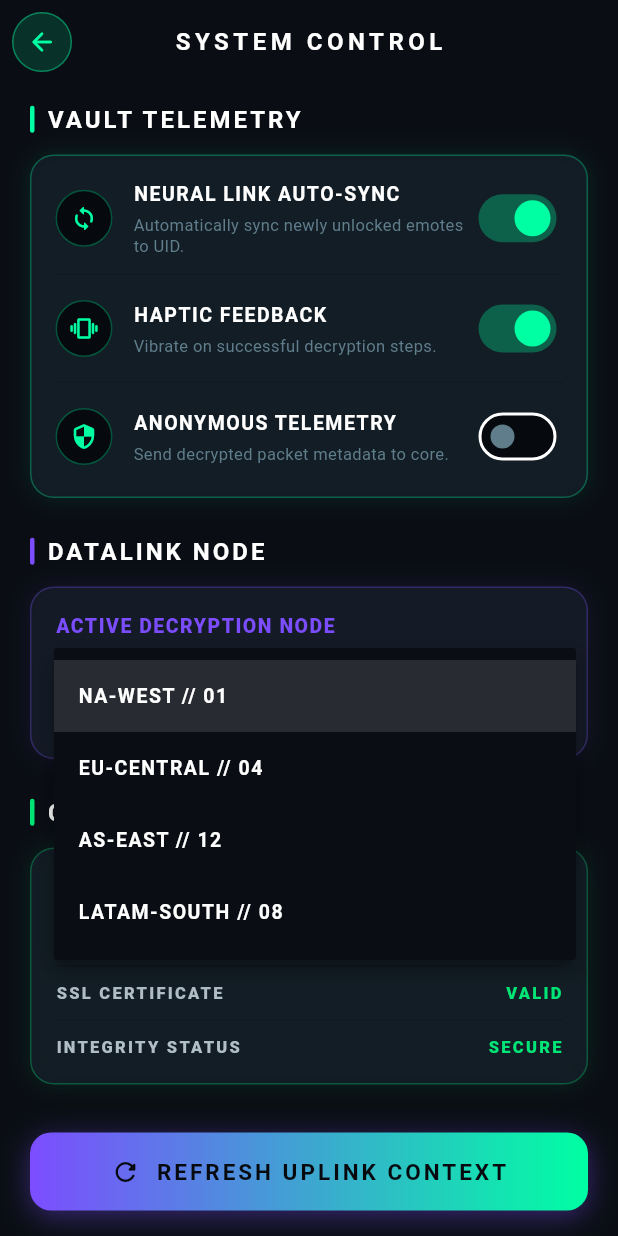
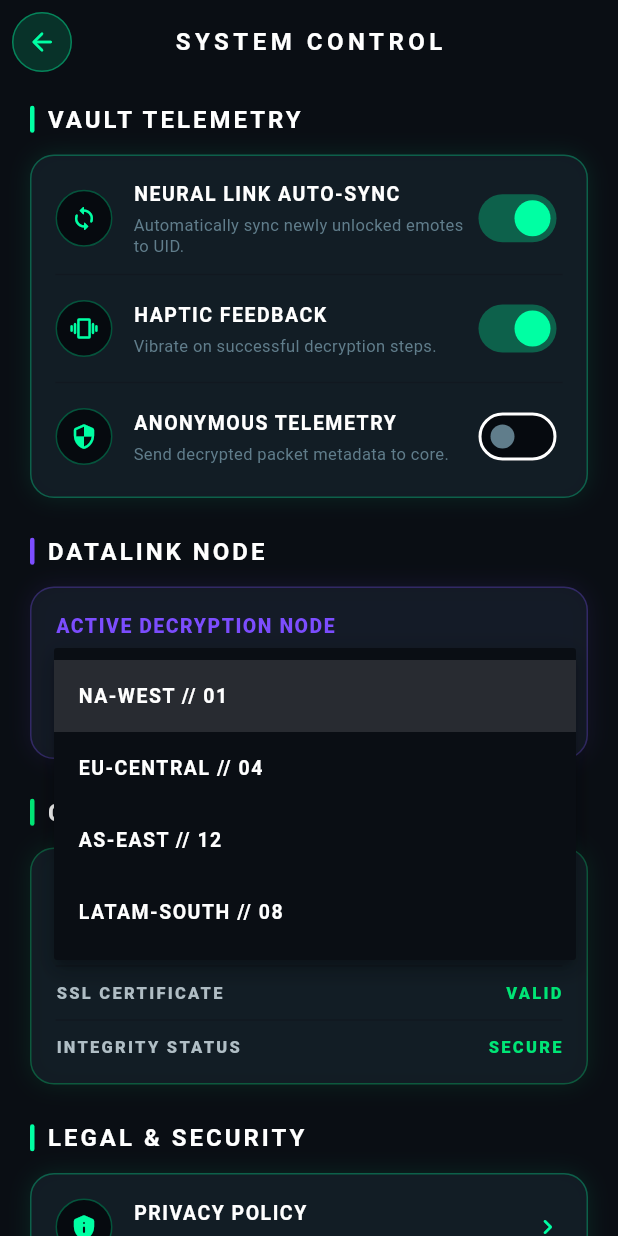
Before and after one commit to Harshil258/fffemotes, a Flutter app: the SettingsScreen screen opened directly, after a tap on "NA-WEST // 01", on a phone screen of 412 x 824 dp. Run offline on Flutter 3.47's test engine with Material 3 defaults, Android fonts, the phone set to English and light mode, and no system bars; our stand-ins replace firebase_core, firebase_remote_config, webview_flutter; missing offline and left inert: flutter_custom_tabs; accounts and stored records are empty.

Commit message:
feat: add privacy policy custom tabs and Remote Config integration

```diff
--- a/lib/ad_manager.dart
+++ b/lib/ad_manager.dart
@@ -26,6 +26,7 @@ class AdManager {
       await remoteConfig.setDefaults(const {
         'ad_interval': 3,
         'ad_link': 'www.google.com',
+        'privacy_policy_url': 'https://www.google.com',
       });
 
       // Fetch latest values from the cloud
@@ -65,6 +66,19 @@ class AdManager {
     return "www.google.com"; // Fallback default
   }
 
+  /// Get the privacy policy link/url
+  static String get privacyPolicyUrl {
+    if (_firebaseInitialized) {
+      try {
+        final val = FirebaseRemoteConfig.instance.getString('privacy_policy_url');
+        if (val.isNotEmpty) return val;
+      } catch (e) {
+        debugPrint("Error reading privacy_policy_url from Remote Config: $e");
+      }
+    }
+    return "https://www.google.com"; // Fallback default
+  }
+
   /// Increment click count and show ad screen if threshold reached.
   /// Executes [onProceed] immediately (if count < N) or after the user closes the ad.
   static void showAdWithCallback(BuildContext context, VoidCallback onProceed) {
--- a/lib/screens/settings_screen.dart
+++ b/lib/screens/settings_screen.dart
@@ -1,4 +1,5 @@
 import 'package:flutter/material.dart';
+import 'package:flutter_custom_tabs/flutter_custom_tabs.dart' as custom_tabs;
 import '../app_theme.dart';
 import '../widgets/glass_card.dart';
 import '../widgets/neon_button.dart';
@@ -232,6 +233,37 @@ class _SettingsScreenState extends State<SettingsScreen> {
                 ],
               ),
             ),
+            const SizedBox(height: 24),
+
+            // ── Section: LEGAL & SECURITY ──────────────────────────────────
+            Row(
+              children: [
+                Container(
+                  width: 3,
+                  height: 18,
+                  decoration: const BoxDecoration(
+                    color: AppColors.accentCyan,
+                    borderRadius: BorderRadius.all(Radius.circular(2)),
+                  ),
+                ),
+                const SizedBox(width: 8),
+                Text(
+                  'LEGAL & SECURITY',
+                  style: AppTextStyles.sectionTitle.copyWith(letterSpacing: 2),
+                ),
+              ],
+            ),
+            const SizedBox(height: 12),
+
+            GlassCard(
+              borderColor: AppColors.borderCyan.withValues(alpha: 0.3),
+              child: _buildActionTile(
+                title: 'PRIVACY POLICY',
+                subtitle: 'Review privacy policy and data collection rules.',
+                icon: Icons.privacy_tip_rounded,
+                onTap: () => _launchPrivacyPolicy(context),
+              ),
+            ),
             const SizedBox(height: 32),
 
             // ── Action: RESET SYSTEM ──────────────────────────────────────
@@ -359,4 +391,91 @@ class _SettingsScreenState extends State<SettingsScreen> {
       ],
     );
   }
+
+  void _launchPrivacyPolicy(BuildContext context) async {
+    final url = AdManager.privacyPolicyUrl;
+    try {
+      await custom_tabs.launchUrl(
+        Uri.parse(url),
+        customTabsOptions: custom_tabs.CustomTabsOptions(
+          colorSchemes: custom_tabs.CustomTabsColorSchemes.defaults(
+            toolbarColor: AppColors.bgDark,
+          ),
+          shareState: custom_tabs.CustomTabsShareState.on,
+          urlBarHidingEnabled: true,
+          showTitle: true,
+          closeButton: custom_tabs.CustomTabsCloseButton(
+            icon: custom_tabs.CustomTabsCloseButtonIcons.back,
+          ),
+        ),
+        safariVCOptions: custom_tabs.SafariViewControllerOptions(
+          preferredBarTintColor: AppColors.bgDark,
+          preferredControlTintColor: AppColors.accentCyan,
+          barCollapsingEnabled: true,
+          dismissButtonStyle: custom_tabs.SafariViewControllerDismissButtonStyle.close,
+        ),
+      );
+    } catch (e) {
+      debugPrint("Could not launch Privacy Policy: $e");
+    }
+  }
+
+  Widget _buildActionTile({
+    required String title,
+    required String subtitle,
+    required IconData icon,
+    required VoidCallback onTap,
+  }) {
+    return InkWell(
+      onTap: onTap,
+      borderRadius: BorderRadius.circular(12),
+      child: Row(
+        children: [
+          Container(
+            width: 38,
+            height: 38,
+            decoration: BoxDecoration(
+              shape: BoxShape.circle,
+              color: AppColors.bgDarkest,
+              border: Border.all(
+                color: AppColors.borderCyan.withValues(alpha: 0.3),
+              ),
+            ),
+            child: Icon(icon, color: AppColors.accentCyan, size: 18),
+          ),
+          const SizedBox(width: 14),
+          Expanded(
+            child: Column(
+              crossAxisAlignment: CrossAxisAlignment.start,
+              children: [
+                Text(
+                  title,
+                  style: const TextStyle(
+                    fontSize: 13,
+                    fontWeight: FontWeight.w700,
+                    color: AppColors.textPrimary,
+                    letterSpacing: 1,
+                  ),
+                ),
+                const SizedBox(height: 4),
+                Text(
+                  subtitle,
+                  style: const TextStyle(
+                    fontSize: 11,
+                    color: AppColors.textMuted,
+                    height: 1.3,
+                  ),
+                ),
+              ],
+            ),
+          ),
+          const Icon(
+            Icons.chevron_right_rounded,
+            color: AppColors.accentCyan,
+            size: 20,
+          ),
+        ],
+      ),
+    );
+  }
 }
--- a/pubspec.yaml
+++ b/pubspec.yaml
@@ -37,6 +37,7 @@ dependencies:
   firebase_core: ^4.10.0
   firebase_remote_config: ^6.5.2
   webview_flutter: ^4.13.1
+  flutter_custom_tabs: ^2.2.0
 
 dev_dependencies:
   flutter_test:
```
Also changed, not shown: pubspec.lock.
